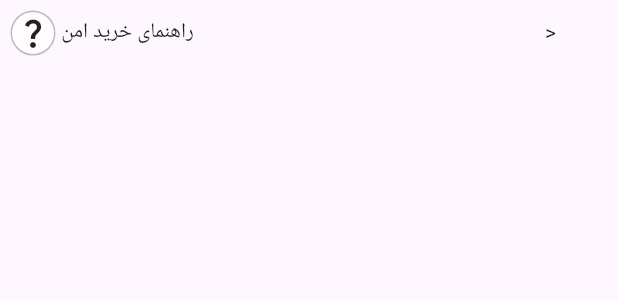
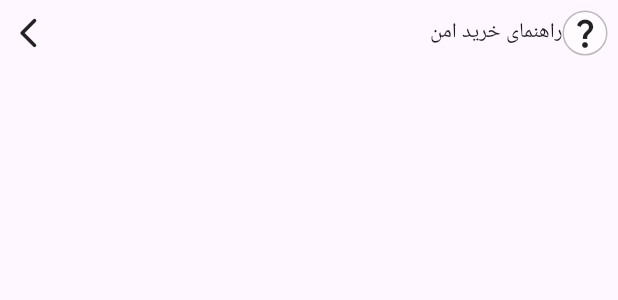
Before and after one commit to Saeed1386Eslami/Divar, a Flutter app: the HelpBar1 widget shown alone on an empty page, opened directly, on a phone screen of 412 x 824 dp. Shown: the top 300 px of the screen. Run offline on Flutter 3.47's test engine with Material 3 defaults, Android fonts, the phone set to English and light mode, and no system bars; network calls fail.

```diff
--- a/lib/PostDetail.dart
+++ b/lib/PostDetail.dart
@@ -22,13 +22,15 @@ class Detail extends StatelessWidget {
           child: Icon(Icons.share_outlined),
         ),
         floatingActionButtonLocation: FloatingActionButtonLocation.startTop,
-        body: Column(children: [
-          ClipRRect(
-            borderRadius: BorderRadius.circular(8),
-            child: Image.network(
-              information.imageUrl,
-              width: 200,
-              height: 200,
+        body: Column(crossAxisAlignment: CrossAxisAlignment.end, children: [
+          Center(
+            child: ClipRRect(
+              borderRadius: BorderRadius.circular(8),
+              child: Image.network(
+                information.imageUrl,
+                width: 200,
+                height: 200,
+              ),
             ),
           ),
           Padding(
@@ -167,7 +169,7 @@ class Onvan extends StatelessWidget {
     );
   }
 }
-
+//اصلاح شود
 class HelpBar1 extends StatelessWidget {
   @override
   Widget build(BuildContext context) {
@@ -175,6 +177,12 @@ class HelpBar1 extends StatelessWidget {
       padding: const EdgeInsets.all(7.0),
       child: (Row(
         children: [
+          Icon(Icons.arrow_back_ios_new_rounded),
+          Spacer(),
+          Text(
+            " راهنمای خرید امن ",
+            textAlign: TextAlign.end,
+          ),
           Container(
             width: 30,
             height: 30,
@@ -183,10 +191,6 @@ class HelpBar1 extends StatelessWidget {
                 shape: BoxShape.circle,
                 border: Border.all(color: Colors.black26),
                 color: Colors.white54),
-          ),
-          Text(
-            " راهنمای خرید امن                                                               >",
-            textAlign: TextAlign.end,
           ),
         ],
       )),
```
